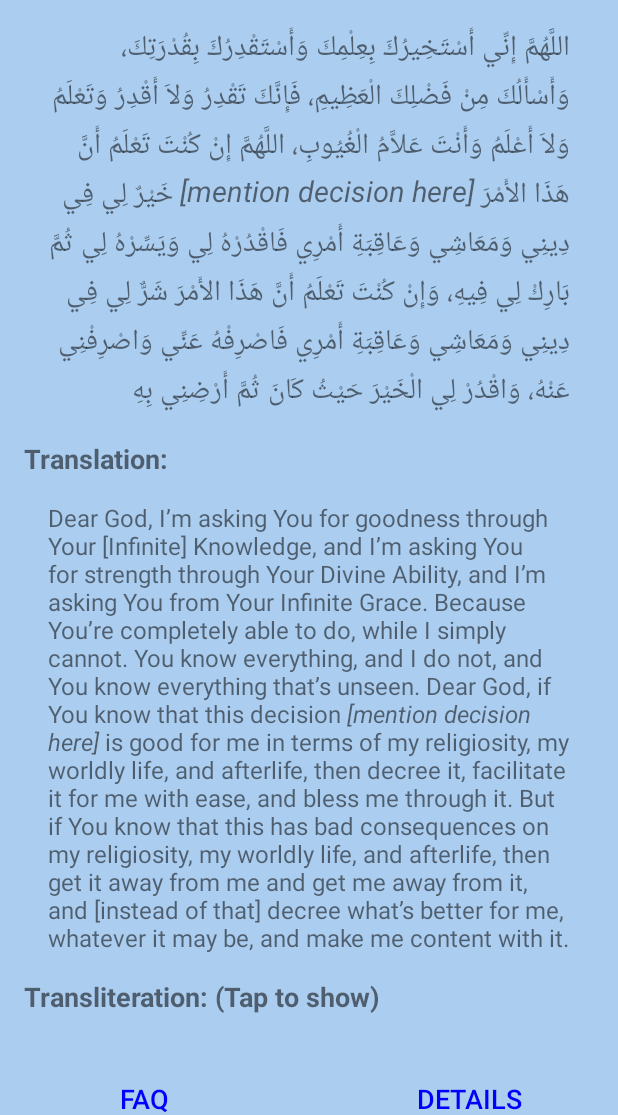
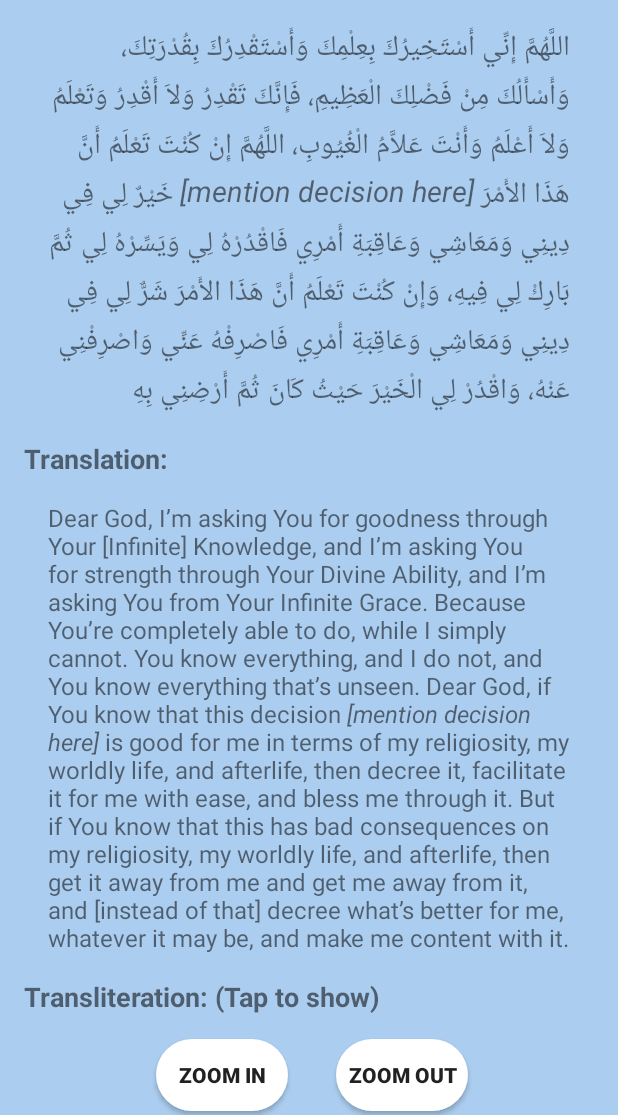
Before and after one commit to NezarEltal/istikharaApp, an Android app: the screen it shows after launch (MainActivity), on a phone screen of 412 x 824 dp, the part 121-1236 px from its top. Run offline under Robolectric (Android 15) with nearby library versions, the phone set to English and light mode, and no system bars.

Commit message:
Zoom in and zoom out done on main page and faq

```diff
--- a/app/src/main/res/layout/activity_main.xml
+++ b/app/src/main/res/layout/activity_main.xml
@@ -141,6 +141,43 @@
                 app:layout_constraintTop_toBottomOf="@+id/transliteration_title" />
 
             <Button
+
+                android:id="@+id/zoom_in"
+                android:layout_width="wrap_content"
+                android:layout_height="wrap_content"
+                android:layout_marginLeft="104dp"
+                android:layout_marginStart="104dp"
+                android:layout_marginTop="16dp"
+                android:background="@drawable/rounded_button"
+                android:onClick="zoom_in"
+                android:text="Zoom In"
+                android:textSize="14sp"
+                android:textStyle="bold"
+                app:layout_constraintStart_toStartOf="parent"
+                app:layout_constraintTop_toBottomOf="@+id/transliteration_txt" />
+
+            <Button
+
+                android:id="@+id/zoom_out"
+                android:layout_width="wrap_content"
+                android:layout_height="0dp"
+                android:layout_marginEnd="100dp"
+                android:layout_marginLeft="8dp"
+                android:layout_marginRight="100dp"
+                android:layout_marginStart="8dp"
+                android:layout_marginTop="16dp"
+                android:background="@drawable/rounded_button"
+                android:onClick="zoom_out"
+                android:text="Zoom Out"
+                android:textSize="14sp"
+                android:textStyle="bold"
+                app:layout_constraintEnd_toEndOf="parent"
+                app:layout_constraintHorizontal_bias="1.0"
+                app:layout_constraintStart_toEndOf="@+id/zoom_in"
+                app:layout_constraintTop_toBottomOf="@+id/transliteration_txt" />
+
+
+            <Button
                 android:id="@+id/FAQ_button"
 
                 style="@style/Widget.AppCompat.Button.Borderless.Colored"
@@ -148,8 +185,8 @@
 
                 android:layout_height="wrap_content"
                 android:layout_marginBottom="32dp"
-                android:layout_marginLeft="52dp"
-                android:layout_marginStart="52dp"
+                android:layout_marginLeft="64dp"
+                android:layout_marginStart="64dp"
                 android:layout_marginTop="32dp"
                 android:onClick="changeToFAQActivity"
                 android:text="@string/FAQ_Button"
@@ -158,7 +195,7 @@
                 android:theme="@style/FlatButton"
                 app:layout_constraintBottom_toBottomOf="parent"
                 app:layout_constraintStart_toStartOf="parent"
-                app:layout_constraintTop_toBottomOf="@+id/transliteration_txt"
+                app:layout_constraintTop_toBottomOf="@+id/zoom_in"
                 app:layout_constraintVertical_bias="0.0" />
 
             <Button
@@ -172,7 +209,9 @@
                 android:layout_height="wrap_content"
                 android:layout_marginBottom="32dp"
                 android:layout_marginEnd="52dp"
+                android:layout_marginLeft="8dp"
                 android:layout_marginRight="52dp"
+                android:layout_marginStart="8dp"
                 android:layout_marginTop="32dp"
                 android:onClick="changeToDetailsActivity"
                 android:text="@string/details_button"
@@ -181,7 +220,10 @@
                 android:theme="@style/FlatButton"
                 app:layout_constraintBottom_toBottomOf="parent"
                 app:layout_constraintEnd_toEndOf="parent"
-                app:layout_constraintTop_toBottomOf="@+id/transliteration_txt" />
+                app:layout_constraintHorizontal_bias="0.82"
+                app:layout_constraintStart_toEndOf="@+id/FAQ_button"
+                app:layout_constraintTop_toBottomOf="@+id/zoom_in"
+                app:layout_constraintVertical_bias="0.0" />
 
         </android.support.constraint.ConstraintLayout>
     </ScrollView>
```
Also changed, not shown: app/src/main/java/com/nikah101/istikharaapp/MainActivity.java (+53 -0 lines), app/src/main/res/layout/activity_faq.xml (+13 -9 lines).
